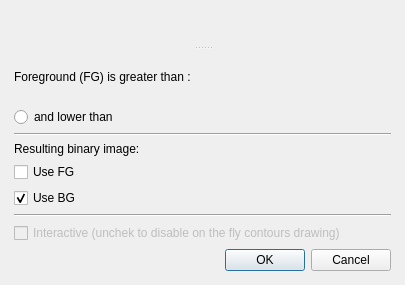
First picture: the form in vv/qt_ui/vvToolBinarize.ui, repository open-vv/vv, before the edit.
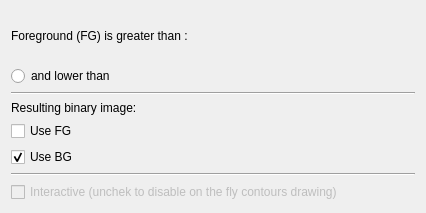
Second picture: the form after the edit. Custom widgets are drawn as their Qt base class.

Patch:
```diff
--- a/vv/qt_ui/vvToolBinarize.ui
+++ b/vv/qt_ui/vvToolBinarize.ui
@@ -6,25 +6,14 @@
    <rect>
     <x>0</x>
     <y>0</y>
-    <width>405</width>
-    <height>285</height>
+    <width>426</width>
+    <height>213</height>
    </rect>
   </property>
   <property name="windowTitle">
    <string>Binarize image</string>
   </property>
-  <layout class="QGridLayout" name="gridLayout">
-   <item row="0" column="0">
-    <widget class="QSplitter" name="splitter">
-     <property name="orientation">
-      <enum>Qt::Vertical</enum>
-     </property>
-     <widget class="vvToolInputSelectorWidget" name="mToolInputSelectionWidget" native="true"/>
-     <widget class="QWidget" name="toolMainWidget" native="true">
-      <layout class="QVBoxLayout" name="verticalLayout_4">
-       <property name="margin">
-        <number>3</number>
-       </property>
+  <layout class="QVBoxLayout" name="verticalLayout">
        <item>
         <layout class="QVBoxLayout" name="verticalLayout_3">
          <item>
@@ -133,17 +122,6 @@
          </property>
         </widget>
        </item>
-       <item>
-        <widget class="QDialogButtonBox" name="buttonBox">
-         <property name="standardButtons">
-          <set>QDialogButtonBox::Cancel|QDialogButtonBox::Ok</set>
-         </property>
-        </widget>
-       </item>
-      </layout>
-     </widget>
-    </widget>
-   </item>
   </layout>
  </widget>
  <customwidgets>
@@ -153,12 +131,6 @@
    <header>vvIntensityValueSlider.h</header>
    <container>1</container>
   </customwidget>
-  <customwidget>
-   <class>vvToolInputSelectorWidget</class>
-   <extends>QWidget</extends>
-   <header location="global">vvToolInputSelectorWidget.h</header>
-   <container>1</container>
-  </customwidget>
  </customwidgets>
  <resources/>
  <connections>
```
Left out of the diff: 20 changed lines with no effect on the pictures. Lines whose indentation alone changed are shown as unchanged.
